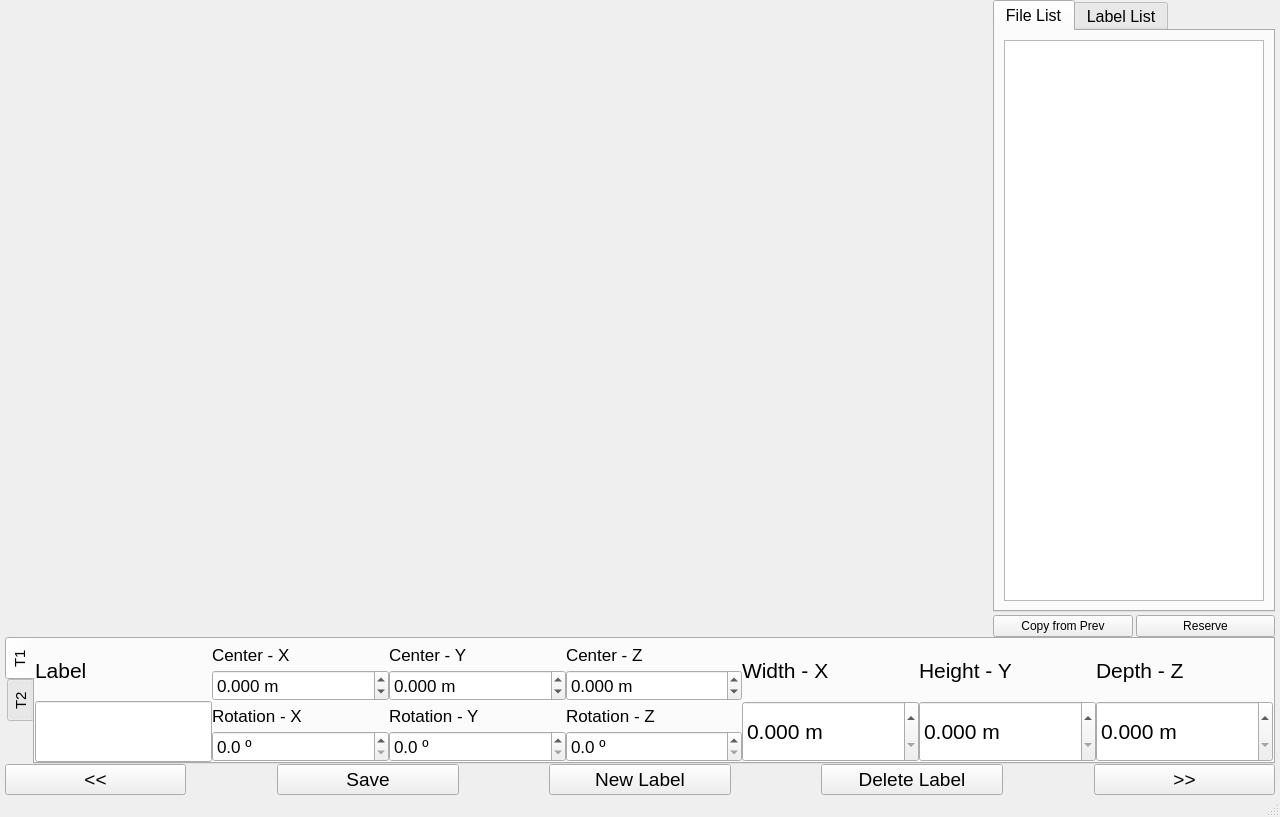
The window that pcl_labeller.ui (lesterlo/PointCloud-Object-Labeller) describes before a commit, drawn with Qt 5.
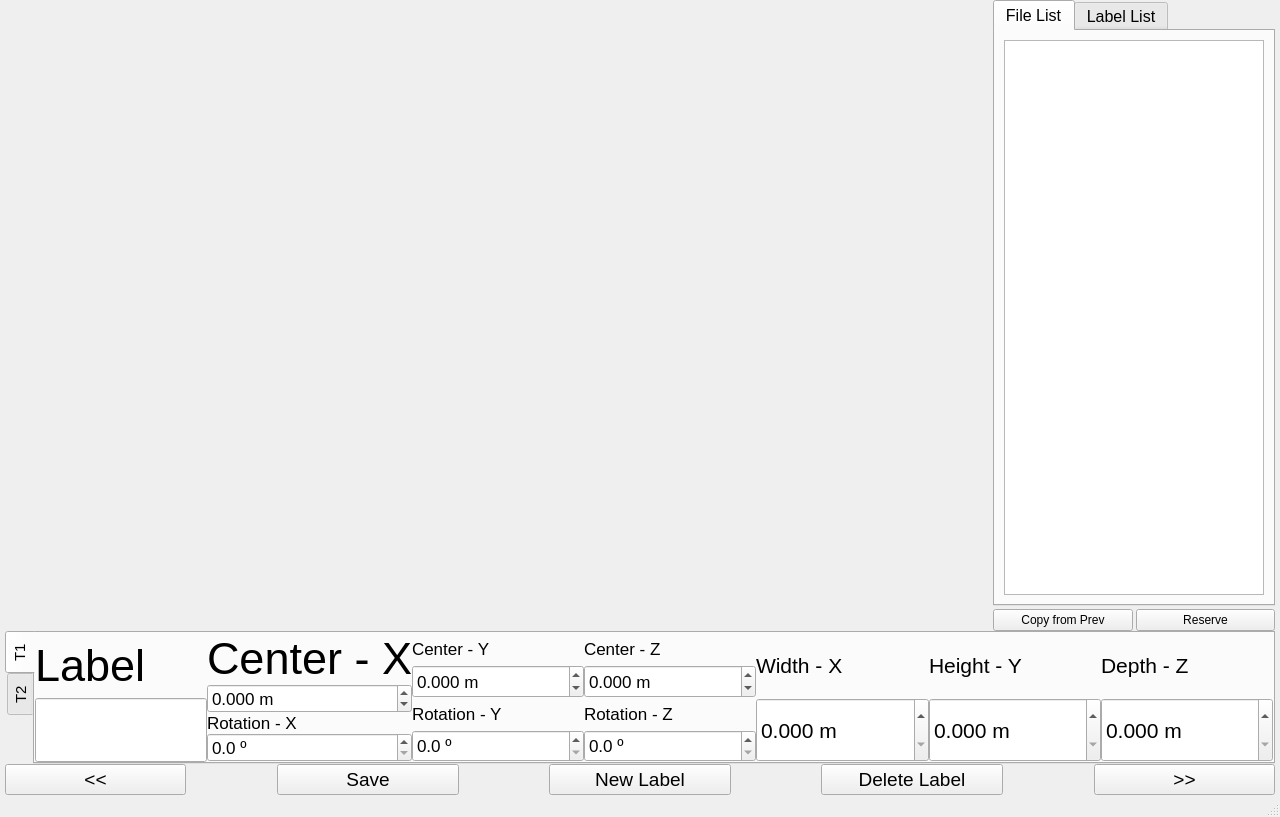
The same window after the commit. Custom widgets are drawn as their Qt base class.

Patch:
```diff
--- a/pcl_labeller.ui
+++ b/pcl_labeller.ui
@@ -242,13 +242,13 @@
                  <widget class="QLabel" name="label_7">
                   <property name="sizePolicy">
                    <sizepolicy hsizetype="Expanding" vsizetype="Expanding">
-                    <horstretch>0</horstretch>
-                    <verstretch>0</verstretch>
+                    <horstretch>1</horstretch>
+                    <verstretch>1</verstretch>
                    </sizepolicy>
                   </property>
                   <property name="font">
                    <font>
-                    <pointsize>16</pointsize>
+                    <pointsize>34</pointsize>
                     <italic>false</italic>
                    </font>
                   </property>
@@ -261,8 +261,8 @@
                  <widget class="QLineEdit" name="label_le">
                   <property name="sizePolicy">
                    <sizepolicy hsizetype="Expanding" vsizetype="Expanding">
-                    <horstretch>0</horstretch>
-                    <verstretch>0</verstretch>
+                    <horstretch>1</horstretch>
+                    <verstretch>1</verstretch>
                    </sizepolicy>
                   </property>
                   <property name="font">
@@ -292,7 +292,7 @@
                   </property>
                   <property name="font">
                    <font>
-                    <pointsize>13</pointsize>
+                    <pointsize>34</pointsize>
                    </font>
                   </property>
                   <property name="text">
```
Left out of the diff: 3 changed lines with no effect on the pictures.
